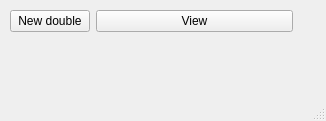
gfogwill/FrESH, file src/gui/main.ui: the form before one commit.
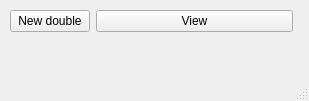
The form after the commit.

Commit message: feat: end_scan button

What changed in the file:
```diff
--- a/src/gui/main.ui
+++ b/src/gui/main.ui
@@ -6,8 +6,8 @@
    <rect>
     <x>0</x>
     <y>0</y>
-    <width>326</width>
-    <height>121</height>
+    <width>309</width>
+    <height>101</height>
    </rect>
   </property>
   <property name="windowTitle">
```
Left out of the diff: 2 changed lines with no effect on the pictures. The commit also changes 2 other files.
